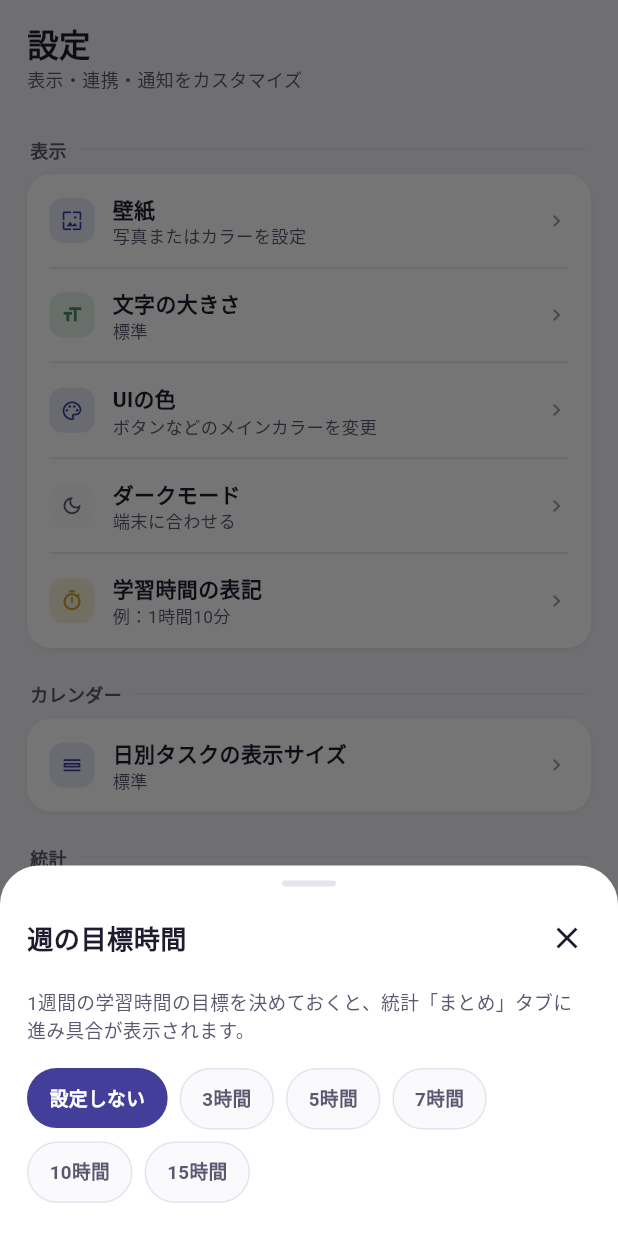
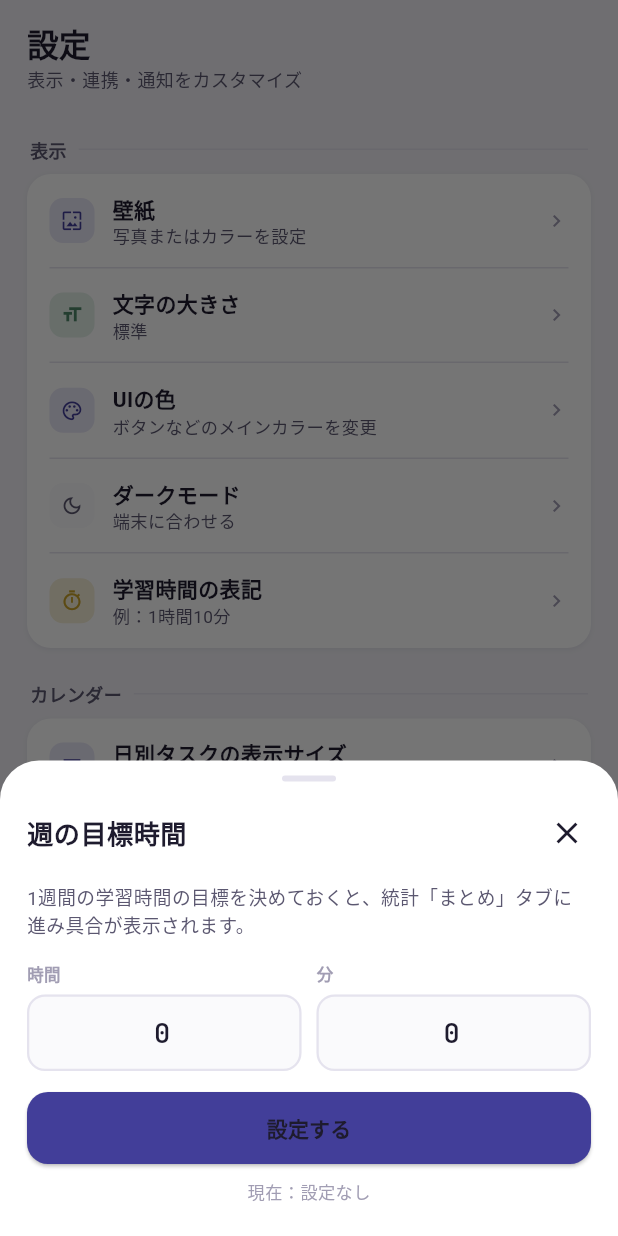
Before and after one commit to nokonoko314/StudySync, a Flutter app: the SettingsScreen widget shown alone on an empty page, opened directly, after a tap on "週の目標時間", on a phone screen of 412 x 824 dp. Run offline on Flutter 3.47's test engine with Material 3 defaults, Android fonts, the phone set to English and light mode, and no system bars; our stand-ins replace cloud_firestore, firebase_auth, firebase_core, flutter_local_notifications, google_fonts, google_sign_in and 4 more; missing offline and left inert: google_sign_in_web; accounts and stored records are empty; Roboto replaces fonts that are missing (Shippori Mincho, Zen Kaku Gothic New).

Commit message:
v0.6_uiの変更など

```diff
--- a/lib/changelog.dart
+++ b/lib/changelog.dart
@@ -42,6 +42,10 @@ const List<ChangelogEntry> kChangelog = [
     '設定 →「統計」から、週の学習時間の目標を設定できるように追加。統計「まとめ」タブに、目標に対する進み具合がリングで表示されます',
     '統計「まとめ」タブに、先週の学習時間・先週との差・一番学習した教科・完了したタスク数をまとめた「先週の振り返り」を追加',
     '学習タイマーに「25分／50分／自由」のクイックプリセットを追加。時間を選ぶと、その時間が経過した時点で自動的に停止・保存されます',
+    '週の目標時間を、プリセットからの選択ではなく「時間」「分」を直接入力して設定できるように変更',
+    '学習タイマーのクイックプリセット（25分／50分／自由）を削除',
+    '学習タイマーの横画面を、大きなデジタル時計を画面いっぱいに表示するレイアウトに変更（記録一覧は「記録を見る」からポップアップで確認）',
+    '設定 →「タイマー」から、計測中の省電力表示（黒背景に白文字だけの表示）を選べるように追加',
   ]),
   ChangelogEntry('v0.5', [
     'Googleアカウントを切り替えても前のアカウントのタスクが残って見える不具合を修正（連携を解除すると、表示が初期状態に戻るように変更）',
--- a/lib/models/app_settings.dart
+++ b/lib/models/app_settings.dart
@@ -33,6 +33,7 @@ class AppSettings {
   bool durationUseHourMinute; // 学習時間の表示形式。true: 「1時間10分」／false: 「70分」
   AppThemeMode themeMode; // ダークモードの設定
   int weeklyGoalMinutes; // 週の学習時間の目標（分）。0＝未設定
+  bool timerAmoledMode; // 計測中の省電力表示（黒背景・白文字のみ）
 
   AppSettings({
     this.fontScale = 1.0,
@@ -61,6 +62,7 @@ class AppSettings {
     this.durationUseHourMinute = true,
     this.themeMode = AppThemeMode.system,
     this.weeklyGoalMinutes = 0,
+    this.timerAmoledMode = false,
   })  : navOrder = navOrder ?? ['home', 'calendar', 'stats', 'settings'],
         globalIntervals = globalIntervals ?? [1, 3, 7, 14, 30],
         knownGroups = knownGroups ?? [],
@@ -93,6 +95,7 @@ class AppSettings {
         'durationUseHourMinute': durationUseHourMinute,
         'themeMode': themeMode.index,
         'weeklyGoalMinutes': weeklyGoalMinutes,
+        'timerAmoledMode': timerAmoledMode,
       };
 
   factory AppSettings.fromJson(Map<String, dynamic> json) => AppSettings(
@@ -126,6 +129,7 @@ class AppSettings {
         durationUseHourMinute: json['durationUseHourMinute'] as bool? ?? true,
         themeMode: AppThemeMode.values[json['themeMode'] as int? ?? 0],
         weeklyGoalMinutes: json['weeklyGoalMinutes'] as int? ?? 0,
+        timerAmoledMode: json['timerAmoledMode'] as bool? ?? false,
       );
 }
 
--- a/lib/screens/settings_screen.dart
+++ b/lib/screens/settings_screen.dart
@@ -1,4 +1,5 @@
 import 'package:flutter/material.dart';
+import 'package:flutter/cupertino.dart';
 import 'package:provider/provider.dart';
 import '../state/app_state.dart';
 import '../models/app_settings.dart';
@@ -44,6 +45,20 @@ class SettingsScreen extends StatelessWidget {
         _group([
           _row(context, Icons.flag_outlined, AppColors.sageSoft, AppColors.sage, '週の目標時間', _weeklyGoalLabel(state.settings.weeklyGoalMinutes),
               () => showWeeklyGoalSheet(context)),
+        ]),
+        const SizedBox(height: 8),
+        _sectionLabel('タイマー'),
+        _group([
+          _toggleRow(
+            context,
+            Icons.battery_saver_outlined,
+            AppColors.surface2,
+            AppColors.inkSoft,
+            '計測中の省電力表示',
+            '黒背景に白い文字だけの表示にします（有機ELディスプレイの節電向け）',
+            state.settings.timerAmoledMode,
+            (v) => state.setTimerAmoledMode(v),
+          ),
         ]),
         const SizedBox(height: 8),
         _sectionLabel('タスク'),
@@ -155,4 +170,21 @@ class SettingsScreen extends StatelessWidget {
       ),
     );
   }
+
+  Widget _toggleRow(BuildContext context, IconData icon, Color bg, Color fg, String title, String sub, bool value, ValueChanged<bool> onChanged) {
+    return Padding(
+      padding: const EdgeInsets.symmetric(horizontal: 15, vertical: 13),
+      child: Row(children: [
+        Container(width: 30, height: 30, decoration: BoxDecoration(color: bg, borderRadius: BorderRadius.circular(9)), child: Icon(icon, size: 15, color: fg)),
+        const SizedBox(width: 12),
+        Expanded(
+          child: Column(crossAxisAlignment: CrossAxisAlignment.start, children: [
+            Text(title, style: AppTheme.body(14, weight: FontWeight.w700)),
+            Text(sub, style: AppTheme.body(11.5, color: AppColors.inkSoft)),
+          ]),
+        ),
+        CupertinoSwitch(value: value, activeColor: AppColors.sage, onChanged: onChanged),
+      ]),
+    );
+  }
 }
--- a/lib/sheets/settings_sheets.dart
+++ b/lib/sheets/settings_sheets.dart
@@ -890,9 +890,38 @@ void showWeeklyGoalSheet(BuildContext context) {
   showAppSheet(context, title: '週の目標時間', bodyBuilder: (ctx) => const _WeeklyGoalBody());
 }
 
-class _WeeklyGoalBody extends StatelessWidget {
+class _WeeklyGoalBody extends StatefulWidget {
   const _WeeklyGoalBody();
-  static const _presetsMinutes = [0, 180, 300, 420, 600, 900];
+  @override
+  State<_WeeklyGoalBody> createState() => _WeeklyGoalBodyState();
+}
+
+class _WeeklyGoalBodyState extends State<_WeeklyGoalBody> {
+  late final TextEditingController _hoursCtrl;
+  late final TextEditingController _minutesCtrl;
+
+  @override
+  void initState() {
+    super.initState();
+    final current = context.read<AppState>().settings.weeklyGoalMinutes;
+    _hoursCtrl = TextEditingController(text: (current ~/ 60).toString());
+    _minutesCtrl = TextEditingController(text: (current % 60).toString());
+  }
+
+  @override
+  void dispose() {
+    _hoursCtrl.dispose();
+    _minutesCtrl.dispose();
+    super.dispose();
+  }
+
+  void _apply() {
+    final h = int.tryParse(_hoursCtrl.text) ?? 0;
+    final m = int.tryParse(_minutesCtrl.text) ?? 0;
+    final total = (h.clamp(0, 999) * 60 + m.clamp(0, 59)).clamp(0, 999 * 60);
+    context.read<AppState>().setWeeklyGoalMinutes(total);
+    FocusScope.of(context).unfocus();
+  }
 
   @override
   Widget build(BuildContext context) {
@@ -907,29 +936,75 @@ class _WeeklyGoalBody extends StatelessWidget {
           children: [
             Text('1週間の学習時間の目標を決めておくと、統計「まとめ」タブに進み具合が表示されます。', style: AppTheme.body(12.5, color: AppColors.inkSoft)),
             const SizedBox(height: 16),
-            Wrap(
-              spacing: 8,
-              runSpacing: 8,
-              children: _presetsMinutes.map((m) {
-                final active = current == m;
-                final label = m == 0 ? '設定しない' : formatMinutes(m);
-                return Pressable(
-                  onTap: () => state.setWeeklyGoalMinutes(m),
-                  child: Container(
-                    padding: const EdgeInsets.symmetric(horizontal: 14, vertical: 10),
-                    decoration: BoxDecoration(
-                      color: active ? AppColors.indigo : AppColors.surface2,
-                      borderRadius: BorderRadius.circular(99),
-                      border: Border.all(color: active ? AppColors.indigo : AppColors.line),
-                    ),
-                    child: Text(label, style: AppTheme.body(12.5, weight: FontWeight.w700, color: active ? Colors.white : AppColors.inkSoft)),
-                  ),
-                );
-              }).toList(),
+            Row(children: [
+              Expanded(
+                child: _numberField(controller: _hoursCtrl, label: '時間'),
+              ),
+              const SizedBox(width: 10),
+              Expanded(
+                child: _numberField(controller: _minutesCtrl, label: '分'),
+              ),
+            ]),
+            const SizedBox(height: 14),
+            SizedBox(
+              width: double.infinity,
+              child: ElevatedButton(
+                onPressed: _apply,
+                style: ElevatedButton.styleFrom(
+                  backgroundColor: AppColors.indigo,
+                  foregroundColor: Colors.white,
+                  padding: const EdgeInsets.symmetric(vertical: 14),
+                  shape: RoundedRectangleBorder(borderRadius: BorderRadius.circular(14)),
+                ),
+                child: Text('設定する', style: AppTheme.body(14, weight: FontWeight.w700)),
+              ),
             ),
+            const SizedBox(height: 10),
+            Center(
+              child: Text(
+                current == 0 ? '現在：設定なし' : '現在：${formatMinutes(current)}',
+                style: AppTheme.body(11.5, color: AppColors.inkFaint),
+              ),
+            ),
+            if (current != 0) ...[
+              const SizedBox(height: 6),
+              Center(
+                child: TextButton(
+                  onPressed: () {
+                    state.setWeeklyGoalMinutes(0);
+                    setState(() {
+                      _hoursCtrl.text = '0';
+                      _minutesCtrl.text = '0';
+                    });
+                  },
+                  child: Text('目標をやめる', style: AppTheme.body(12, weight: FontWeight.w700, color: AppColors.coral)),
+                ),
+              ),
+            ],
           ],
         ),
       ),
     );
   }
+
+  Widget _numberField({required TextEditingController controller, required String label}) {
+    return Column(crossAxisAlignment: CrossAxisAlignment.start, children: [
+      Text(label, style: AppTheme.body(11, weight: FontWeight.w700, color: AppColors.inkFaint)),
+      const SizedBox(height: 5),
+      TextField(
+        controller: controller,
+        keyboardType: TextInputType.number,
+        textAlign: TextAlign.center,
+        style: AppTheme.mono(18, color: AppColors.ink),
+        decoration: InputDecoration(
+          filled: true,
+          fillColor: AppColors.surface2,
+          contentPadding: const EdgeInsets.symmetric(vertical: 12),
+          border: OutlineInputBorder(borderRadius: BorderRadius.circular(12), borderSide: BorderSide(color: AppColors.line, width: 1.5)),
+          enabledBorder: OutlineInputBorder(borderRadius: BorderRadius.circular(12), borderSide: BorderSide(color: AppColors.line, width: 1.5)),
+          focusedBorder: OutlineInputBorder(borderRadius: BorderRadius.circular(12), borderSide: BorderSide(color: AppColors.indigo, width: 1.5)),
+        ),
+      ),
+    ]);
+  }
 }
```
Also changed, not shown: lib/screens/timer_focus_screen.dart (+97 -142 lines), lib/state/app_state.dart (+7 -0 lines), 16 other files.
